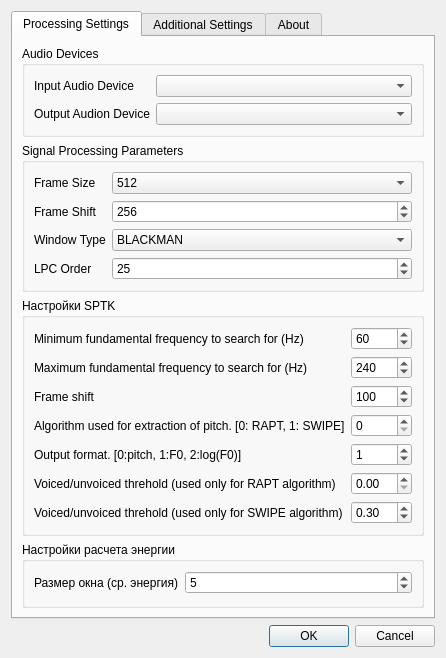
Before: the Qt Designer form settingsdialog.ui in zhitko/inton-trainer, drawn with Qt 5.
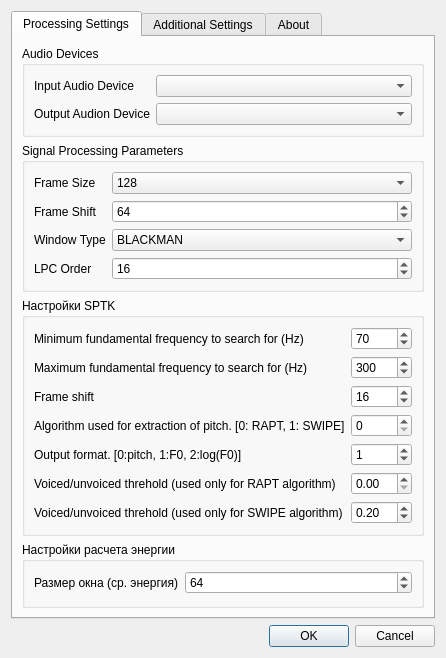
After: the same form once the commit is applied. Icons and pictures are not drawn.

Commit message: #1 Установки исходных настроек

Diff of the .ui file:
```diff
--- a/settingsdialog.ui
+++ b/settingsdialog.ui
@@ -82,7 +82,7 @@
           <item row="0" column="1">
            <widget class="QComboBox" name="frameSizeBox">
             <property name="currentIndex">
-             <number>5</number>
+             <number>3</number>
             </property>
             <item>
              <property name="text">
@@ -170,7 +170,7 @@
              <number>16</number>
             </property>
             <property name="value">
-             <number>256</number>
+             <number>64</number>
             </property>
             <property name="displayIntegerBase">
              <number>10</number>
@@ -234,7 +234,7 @@
              <number>1</number>
             </property>
             <property name="value">
-             <number>25</number>
+             <number>16</number>
             </property>
            </widget>
           </item>
@@ -260,7 +260,7 @@
              <number>65536</number>
             </property>
             <property name="value">
-             <number>60</number>
+             <number>70</number>
             </property>
            </widget>
           </item>
@@ -280,7 +280,7 @@
              <number>1</number>
             </property>
             <property name="value">
-             <number>240</number>
+             <number>300</number>
             </property>
            </widget>
           </item>
@@ -297,7 +297,7 @@
              <number>9999</number>
             </property>
             <property name="value">
-             <number>100</number>
+             <number>16</number>
             </property>
            </widget>
           </item>
@@ -355,7 +355,7 @@
              <number>2</number>
             </property>
             <property name="value">
-             <double>0.300000000000000</double>
+             <double>0.200000000000000</double>
             </property>
            </widget>
           </item>
@@ -381,7 +381,7 @@
              <number>0</number>
             </property>
             <property name="value">
-             <number>5</number>
+             <number>64</number>
             </property>
            </widget>
           </item>
```
